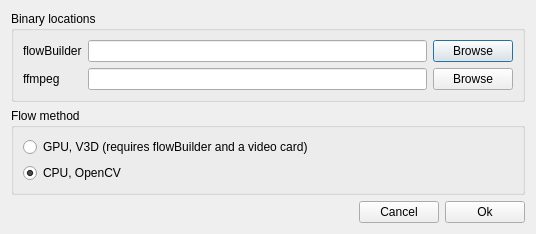
First picture: the form in src/slowmoVideo/slowmoUI/dialogues/preferencesDialog.ui, repository slowmoVideo/slowmoVideo, before the edit.
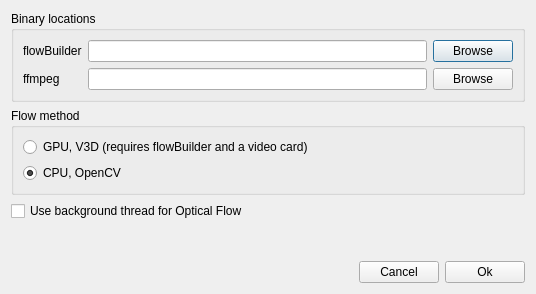
Second picture: the form after the edit.

Commit message: cleanup threading create a checkbox for background threading

Patch:
```diff
--- a/src/slowmoVideo/slowmoUI/dialogues/preferencesDialog.ui
+++ b/src/slowmoVideo/slowmoUI/dialogues/preferencesDialog.ui
@@ -7,7 +7,7 @@
     <x>0</x>
     <y>0</y>
     <width>536</width>
-    <height>220</height>
+    <height>294</height>
    </rect>
   </property>
   <property name="windowTitle">
@@ -87,6 +87,17 @@
      </layout>
     </widget>
    </item>
+   <item>
+    <layout class="QHBoxLayout" name="horizontalLayout_2">
+     <item>
+      <widget class="QCheckBox" name="precalcFlow">
+       <property name="text">
+        <string>Use background thread for Optical Flow</string>
+       </property>
+      </widget>
+     </item>
+    </layout>
+   </item>
    <item>
     <spacer name="verticalSpacer">
      <property name="orientation">
```
The commit also changes 1 other file.
